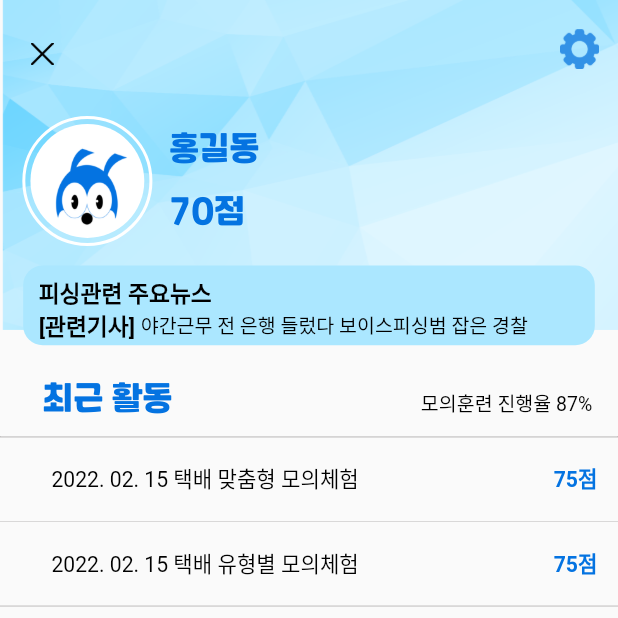
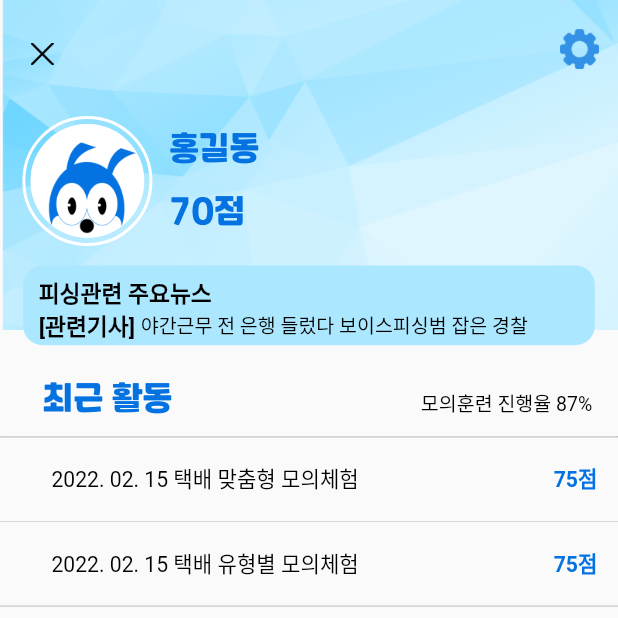
Before and after one commit to someng2/PhishingKatPlus, a Flutter app: the MyPage screen opened directly, on a phone screen of 412 x 824 dp, the top half of it. Run offline on Flutter 3.47's test engine with Material 2 defaults, Android fonts, the phone set to English and light mode, and no system bars; our stand-ins replace flutter_screenutil, flutter_secure_storage, freezed_annotation, get, image_picker, percent_indicator and 2 more; missing offline and left inert: class_builder, encrypt, expand_tap_area, fab_circular_menu, loading_overlay_pro; accounts and stored records are empty; generated files the repository leaves out were written again; network calls fail; Roboto replaces fonts that are missing (AppleSDGothicNeoB00, AppleSDGothicNeoL00, HancomMalangMalang).

Commit message:
[somang] 마이페이지 이미지 크기 오류 해결 후 app-armeabi-v7a-release.apk 빌드

```diff
--- a/lib/view/MY/MyPage.dart
+++ b/lib/view/MY/MyPage.dart
@@ -117,15 +117,30 @@
                                 shape: BoxShape.circle,
                                 color: const Color(0xffffffff)),
                           ),
-                          Container(
-                              width: 53.8.w,
-                              height: 58.6.h,
-                              child: _image == null
-                                  ? Image.asset(
-                                      'image/defaultProfileImage.png',
-                                      fit: BoxFit.fill,
-                                    )
-                                  : Image.file(i.File(_image!.path)))
+                          ClipOval(
+                            child: Container(
+                              width: 70.sp,
+                              height: 70.sp,
+                                decoration: BoxDecoration(
+                                  shape: BoxShape.circle,),
+                              // fit: BoxFit.fill,
+                              // child: CircleAvatar(
+                              //   radius: 35.sp,
+                                // width: 70.sp,
+                                // height: 70.sp,
+                                // backgroundColor: const Color(0xffffffff),
+                                child: _image == null
+                                    ? Image.asset(
+                                        'image/defaultProfileImage.png',
+                                        // fit: BoxFit.fitHeight,
+                                      )
+                                    : Image.file(
+                                        i.File(_image!.path),
+                                        fit: BoxFit.cover,
+                                      ),
+                              // ),
+                            ),
+                          )
                         ]),
                         SizedBox(
                           width: 10.w,
```
